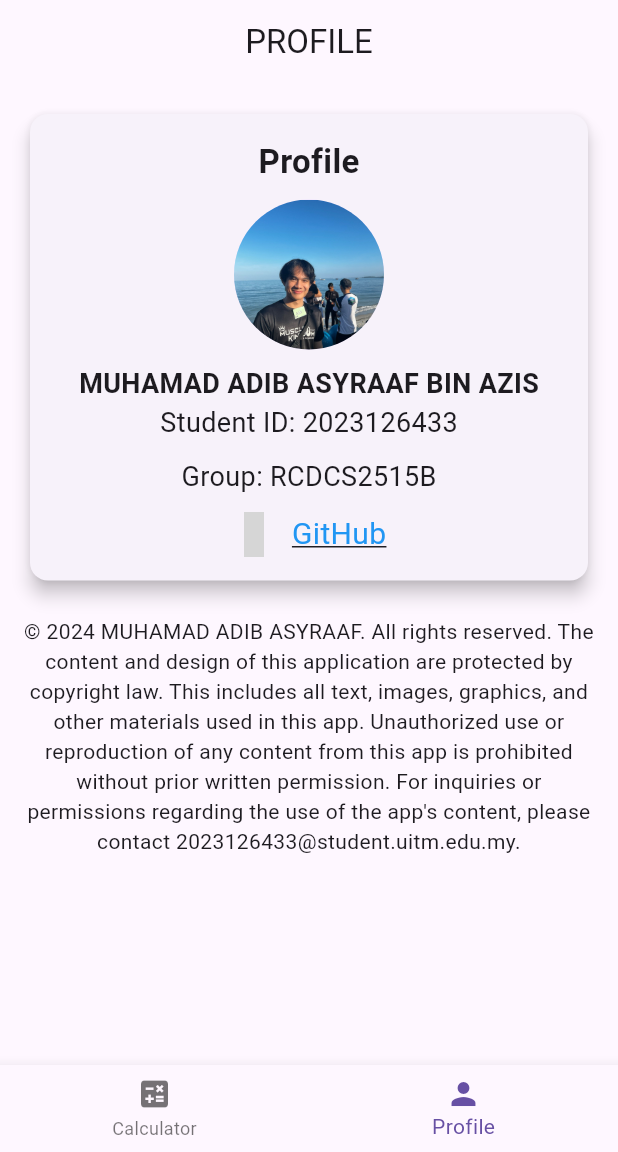
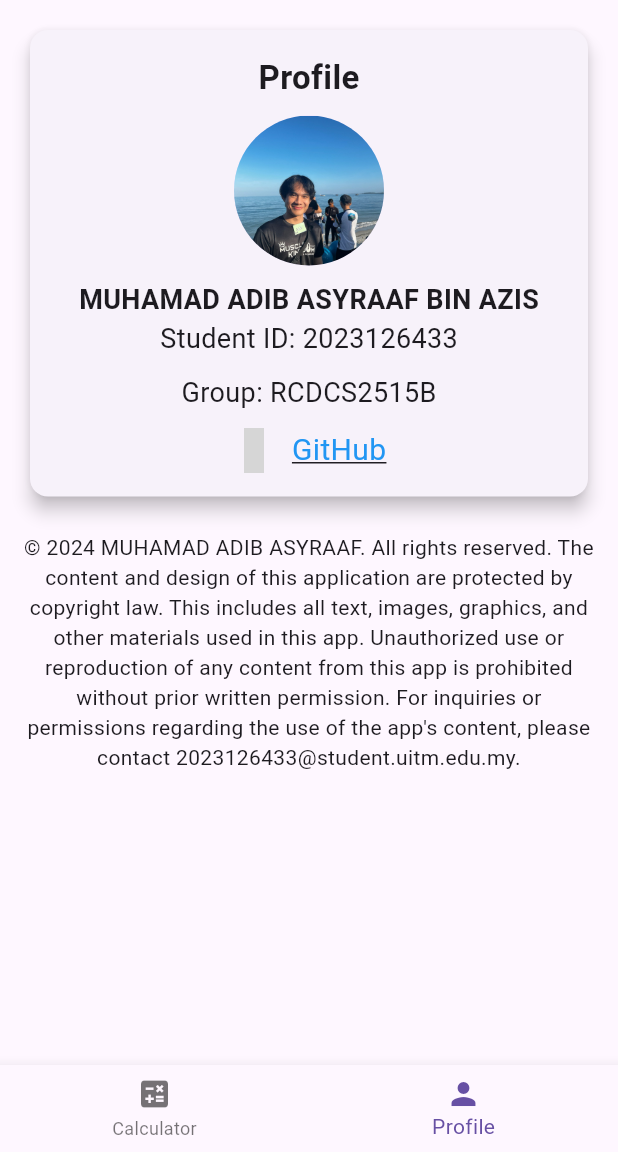
Before and after one commit to lildibbb/SparkCharge, a Flutter app: the screen it shows after launch, item 2 of the bottom bar chosen, on a phone screen of 412 x 824 dp, the part 84-1236 px from its top. Run offline on Flutter 3.47's test engine with Material 3 defaults, Android fonts, the phone set to English and light mode, and no system bars; our stand-ins replace simple_icons; grey boxes are pictures that could not be loaded.

Commit message:
Update profile_screen.dart

```diff
--- a/lib/screen/profile_screen.dart
+++ b/lib/screen/profile_screen.dart
@@ -9,10 +9,6 @@ class ProfilePage extends StatelessWidget {
   @override
   Widget build(BuildContext context) {
     return Scaffold(
-      appBar: AppBar(
-        title: const Text('PROFILE'),
-        centerTitle: true,
-      ),
       body: Padding(
         padding: const EdgeInsets.all(16.0),
         child: Column(
```
